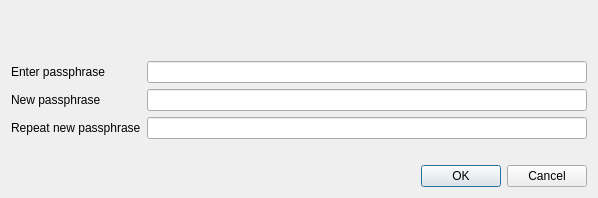
Qt form src/qt/forms/askpassphrasedialog.ui (PalinuroSec/FrozenBoxCoin) before a commit.
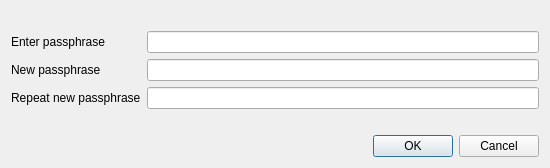
The same form after that commit.

```diff
--- a/src/qt/forms/askpassphrasedialog.ui
+++ b/src/qt/forms/askpassphrasedialog.ui
@@ -2,7 +2,7 @@
 <ui version="4.0">
  <class>AskPassphraseDialog</class>
  <widget class="QDialog" name="AskPassphraseDialog">
-  <property name="geometry">
+  <property name="FBCmetry">
    <rect>
     <x>0</x>
     <y>0</y>
```
